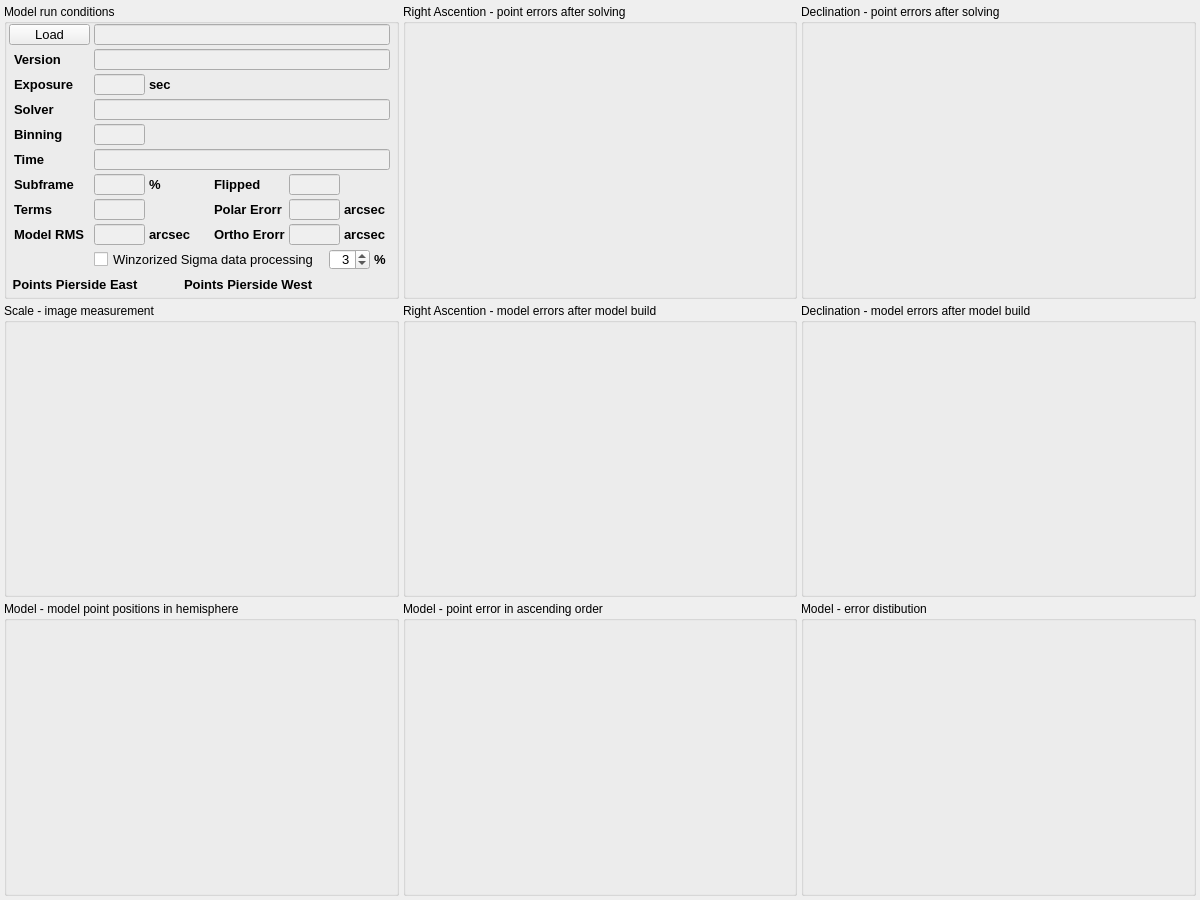
This is mw4/gui/widgets/analyse.ui in mworion/MountWizzard4 as Qt 5 draws it before an edit. The edited form follows.
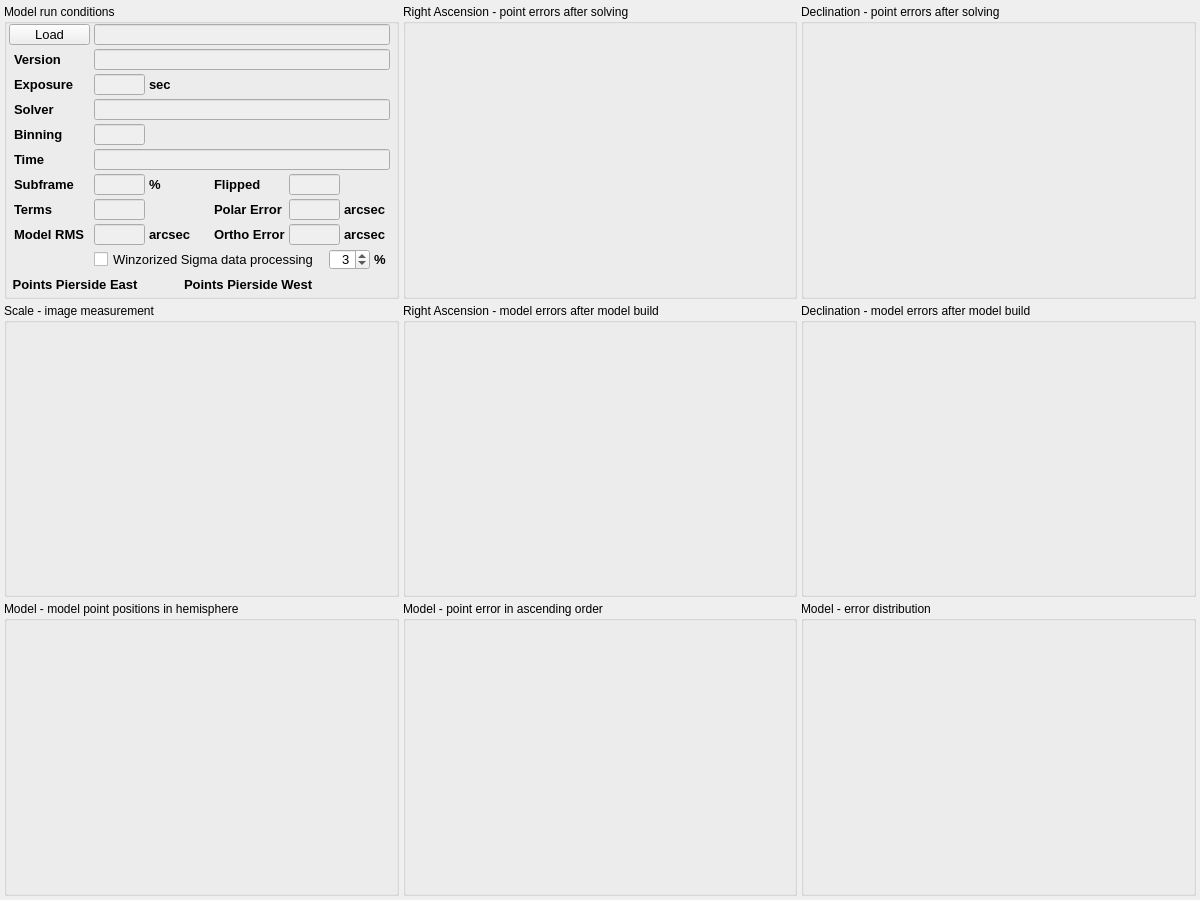
This is the edited form.

```diff
--- a/mw4/gui/widgets/analyse.ui
+++ b/mw4/gui/widgets/analyse.ui
@@ -73,7 +73,7 @@
       </sizepolicy>
      </property>
      <property name="title">
-      <string>Right Ascention - point errors after solving</string>
+      <string>Right Ascension - point errors after solving</string>
      </property>
      <property name="large" stdset="0">
       <bool>true</bool>
@@ -165,7 +165,7 @@
       </sizepolicy>
      </property>
      <property name="title">
-      <string>Right Ascention - model errors after model build</string>
+      <string>Right Ascension - model errors after model build</string>
      </property>
      <property name="large" stdset="0">
       <bool>true</bool>
@@ -790,7 +790,7 @@
        </font>
       </property>
       <property name="text">
-       <string>Polar Erorr</string>
+       <string>Polar Error</string>
       </property>
      </widget>
      <widget class="QLabel" name="label_10">
@@ -810,7 +810,7 @@
        </font>
       </property>
       <property name="text">
-       <string>Ortho Erorr</string>
+       <string>Ortho Error</string>
       </property>
      </widget>
      <widget class="QLineEdit" name="modelPolarError">
@@ -1340,7 +1340,7 @@
    <item row="2" column="2">
     <widget class="QGroupBox" name="groupBox_9">
      <property name="title">
-      <string>Model - error distibution</string>
+      <string>Model - error distribution</string>
      </property>
      <property name="large" stdset="0">
       <bool>true</bool>
```
Left out of the diff: 2 changed lines with no effect on the pictures.
